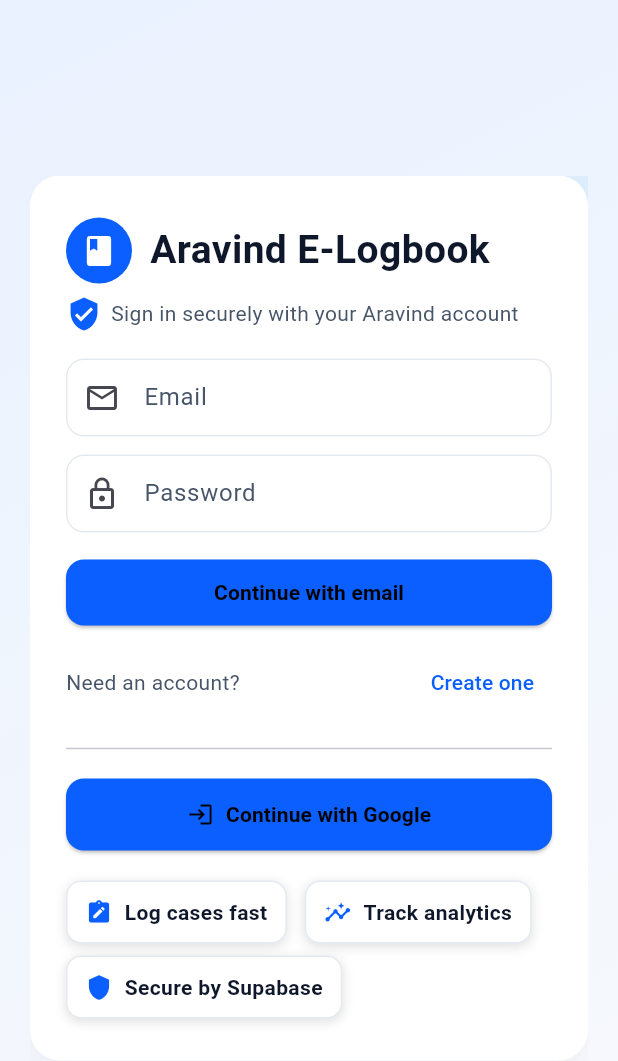
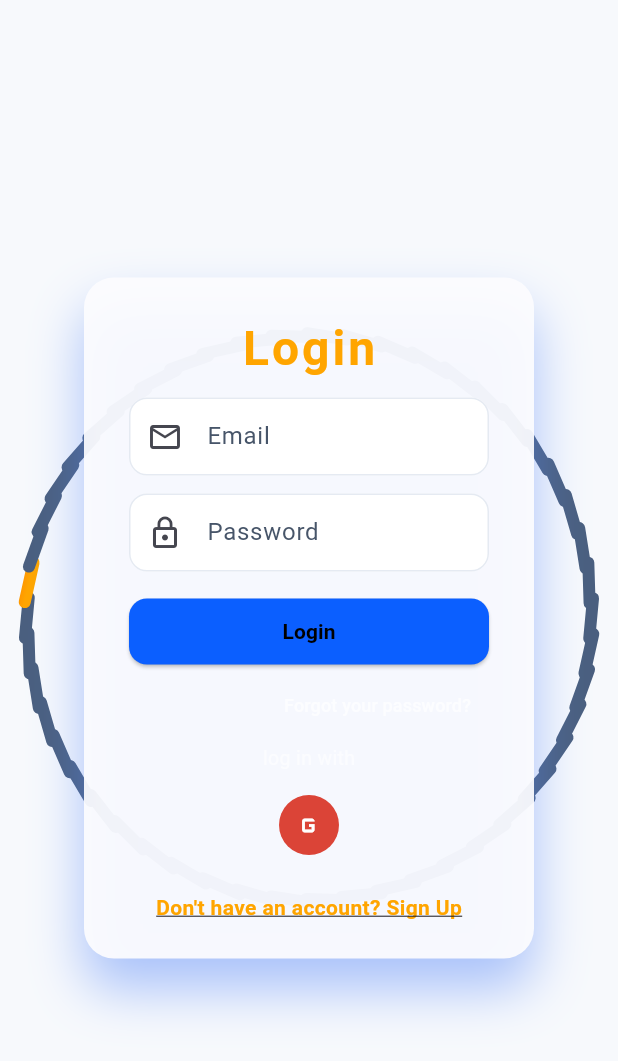
Before and after one commit to AdiCoder33/AECi, a Flutter app: the screen it shows after launch, on a phone screen of 412 x 824 dp. Shown: the top 1061 px of the screen. Run offline on Flutter 3.47's test engine with Material 3 defaults, Android fonts, the light colour scheme and no system bars; our stand-ins replace csv, flutter_riverpod, go_router, image_picker, retry, share_plus and 1 more; accounts and stored records are empty.

Commit message:
Refactor auth screen and fix DropdownButtonFormField usage
Redesigned the authentication screen with a new animated background and updated UI, including a custom splash screen. Replaced deprecated 'value' parameter with 'initialValue' in DropdownButtonFormField across multiple screens to ensure compatibility with newer Flutter versions. Minor code cleanups and UI improvements in teaching and logbook features.

```diff
--- a/lib/app/app.dart
+++ b/lib/app/app.dart
@@ -5,18 +5,42 @@
 import '../features/auth/application/auth_controller.dart';
 import 'router.dart';
 
-class App extends ConsumerWidget {
+class App extends ConsumerStatefulWidget {
   const App({super.key});
 
   @override
-  Widget build(BuildContext context, WidgetRef ref) {
+  ConsumerState<App> createState() => _AppState();
+}
+
+class _AppState extends ConsumerState<App> {
+  bool _showSplash = true;
+
+  @override
+  void initState() {
+    super.initState();
+    Future.delayed(const Duration(milliseconds: 2200), () {
+      setState(() {
+        _showSplash = false;
+      });
+    });
+  }
+
+  @override
+  Widget build(BuildContext context) {
     final authState = ref.watch(authControllerProvider);
+
+    if (_showSplash) {
+      return const MaterialApp(
+        debugShowCheckedModeBanner: false,
+        home: EyeSplashScreen(),
+      );
+    }
 
     if (!authState.initialized) {
       return MaterialApp(
         debugShowCheckedModeBanner: false,
         theme: AppTheme.light,
-        home: const _SplashScreen(),
+        home: const Scaffold(body: Center(child: CircularProgressIndicator())),
       );
     }
 
@@ -30,11 +54,79 @@
   }
 }
 
-class _SplashScreen extends StatelessWidget {
-  const _SplashScreen();
+class EyeSplashScreen extends StatefulWidget {
+  const EyeSplashScreen({super.key});
+
+  @override
+  State<EyeSplashScreen> createState() => _EyeSplashScreenState();
+}
+
+class _EyeSplashScreenState extends State<EyeSplashScreen> with SingleTickerProviderStateMixin {
+  late AnimationController _controller;
+  late Animation<double> _blinkAnim;
+
+  @override
+  void initState() {
+    super.initState();
+    _controller = AnimationController(vsync: this, duration: const Duration(milliseconds: 1200));
+    _blinkAnim = Tween<double>(begin: 1, end: 0.1).animate(
+      CurvedAnimation(parent: _controller, curve: const Interval(0.4, 0.6, curve: Curves.easeInOut)),
+    );
+    _controller.forward();
+  }
+
+  @override
+  void dispose() {
+    _controller.dispose();
+    super.dispose();
+  }
 
   @override
   Widget build(BuildContext context) {
-    return const Scaffold(body: Center(child: CircularProgressIndicator()));
+    return Scaffold(
+      backgroundColor: const Color(0xFF1e2a3a),
+      body: Center(
+        child: AnimatedBuilder(
+          animation: _controller,
+          builder: (context, child) {
+            return CustomPaint(
+              painter: _EyePainter(_blinkAnim.value),
+              size: const Size(180, 180),
+            );
+          },
+        ),
+      ),
+    );
   }
 }
+
+class _EyePainter extends CustomPainter {
+  final double blink;
+  _EyePainter(this.blink);
+
+  @override
+  void paint(Canvas canvas, Size size) {
+    final center = Offset(size.width / 2, size.height / 2);
+    final eyeRadius = size.width * 0.38;
+    final paint = Paint()
+      ..color = Colors.white
+      ..style = PaintingStyle.fill;
+    // Eye white
+    canvas.drawOval(
+      Rect.fromCenter(center: center, width: size.width * 0.8, height: size.height * blink * 0.8),
+      paint,
+    );
+    // Iris
+    paint.color = const Color(0xFF1e2a3a);
+    canvas.drawCircle(center, eyeRadius * 0.7, paint);
+    // Pupil
+    paint.color = Colors.blueGrey[900]!;
+    canvas.drawCircle(center, eyeRadius * 0.35, paint);
+    // Eye highlight
+    paint.color = Colors.white.withOpacity(0.7);
+    canvas.drawCircle(center.translate(-eyeRadius * 0.2, -eyeRadius * 0.2), eyeRadius * 0.13, paint);
+  }
+
+  @override
+  bool shouldRepaint(covariant _EyePainter oldDelegate) => oldDelegate.blink != blink;
+}
--- a/lib/app/router.dart
+++ b/lib/app/router.dart
@@ -98,11 +98,11 @@
           final authNotifier = ref.read(authControllerProvider.notifier);
           return _MainShell(
             location: state.matchedLocation,
-            child: child,
             name: profile?.name,
             designation: profile?.designation,
             centre: profile?.centre,
             onSignOut: authNotifier.signOut,
+            child: child,
           );
         },
         routes: [
--- a/lib/features/auth/presentation/auth_screen.dart
+++ b/lib/features/auth/presentation/auth_screen.dart
@@ -1,6 +1,7 @@
+
 import 'package:flutter/material.dart';
+import 'dart:math' as math;
 import 'package:flutter_riverpod/flutter_riverpod.dart';
-
 import '../application/auth_controller.dart';
 
 class AuthScreen extends ConsumerStatefulWidget {
@@ -34,80 +35,44 @@
     final state = ref.watch(authControllerProvider);
 
     return Scaffold(
-      body: Container(
-        decoration: const BoxDecoration(
-          gradient: LinearGradient(
-            colors: [Color(0xFFEAF2FF), Color(0xFFF7F9FC)],
-            begin: Alignment.topLeft,
-            end: Alignment.bottomRight,
-          ),
-        ),
-        child: SafeArea(
-          child: Center(
+      body: Stack(
+        children: [
+          // Animated circular bars background
+          const _AnimatedCircleBars(),
+          Center(
             child: SingleChildScrollView(
               padding: const EdgeInsets.all(20),
               child: ConstrainedBox(
-                constraints: const BoxConstraints(maxWidth: 520),
-                child: Stack(
-                  children: [
-                    Positioned(
-                      top: -30,
-                      right: -50,
+                constraints: const BoxConstraints(maxWidth: 300),
                 child: Container(
-                        width: 140,
-                        height: 140,
                   decoration: BoxDecoration(
-                          shape: BoxShape.circle,
-                          color: Colors.blue.withOpacity(0.08),
+                    color: const Color.fromARGB(238, 252, 252, 254),
+                    borderRadius: BorderRadius.circular(20),
+                    boxShadow: [
+                      BoxShadow(
+                        color: const Color.fromARGB(255, 91, 138, 247).withOpacity(0.5),
+                        blurRadius: 30,
+                        offset: const Offset(0, 20),
                       ),
+                    ],
                   ),
-                    ),
-                    Card(
-                      elevation: 10,
-                      shadowColor: Colors.black12,
-                      shape: RoundedRectangleBorder(
-                        borderRadius: BorderRadius.circular(20),
-                      ),
-                      child: Padding(
-                        padding: const EdgeInsets.symmetric(
-                          horizontal: 24,
-                          vertical: 28,
-                        ),
+                  padding: const EdgeInsets.symmetric(horizontal: 30, vertical: 24),
                   child: Column(
                     mainAxisSize: MainAxisSize.min,
                     crossAxisAlignment: CrossAxisAlignment.start,
                     children: [
-                            Row(
-                              children: const [
-                                CircleAvatar(
-                                  radius: 22,
-                                  backgroundColor: Color(0xFF0B5FFF),
-                                  child: Icon(Icons.book, color: Colors.white),
-                                ),
-                                SizedBox(width: 12),
-                                Text(
-                                  'Aravind E-Logbook',
-                                  style: TextStyle(
-                                    fontSize: 26,
-                                    fontWeight: FontWeight.w700,
+                      Center(
+                        child: Text(
+                          isCreatingAccount ? 'Register' : 'Login',
+                          style: const TextStyle(
+                            color: Color(0xFFFFA500),
+                            fontSize: 32,
+                            fontWeight: FontWeight.w600,
+                            letterSpacing: 2,
                           ),
                         ),
-                              ],
                       ),
-                            const SizedBox(height: 8),
-                            Row(
-                              children: const [
-                                Icon(Icons.verified_user, color: Color(0xFF0B5FFF)),
-                                SizedBox(width: 6),
-                                Expanded(
-                                  child: Text(
-                                    'Sign in securely with your Aravind account',
-                                    style: TextStyle(color: Color(0xFF475569)),
-                                  ),
-                                ),
-                              ],
-                            ),
-                            const SizedBox(height: 18),
+                      const SizedBox(height: 10),
                       if (state.errorMessage != null) ...[
                         _ErrorBanner(message: state.errorMessage!),
                         const SizedBox(height: 12),
@@ -116,50 +81,63 @@
                         emailController: emailController,
                         passwordController: passwordController,
                         isLoading: state.isLoading,
-                              primaryLabel: isCreatingAccount
-                                  ? 'Create account'
-                                  : 'Continue with email',
+                        primaryLabel: isCreatingAccount ? 'Sign Up' : 'Login',
                         onSubmit: () {
                           final email = emailController.text.trim();
                           final password = passwordController.text;
                           if (email.isEmpty || password.isEmpty) {
                             ScaffoldMessenger.of(context).showSnackBar(
                               const SnackBar(
-                                      content: Text(
-                                        'Please enter both email and password.',
-                                      ),
+                                content: Text('Please enter both email and password.'),
                               ),
                             );
                             return;
                           }
-                                final notifier = ref.read(
-                                  authControllerProvider.notifier,
-                                );
+                          final notifier = ref.read(authControllerProvider.notifier);
                           if (isCreatingAccount) {
-                                  notifier.signUpWithEmailPassword(
-                                    email: email,
-                                    password: password,
-                                  );
+                            notifier.signUpWithEmailPassword(email: email, password: password);
                           } else {
-                                  notifier.signInWithEmailPassword(
-                                    email: email,
-                                    password: password,
-                                  );
+                            notifier.signInWithEmailPassword(email: email, password: password);
                           }
                         },
                       ),
-                            const SizedBox(height: 12),
+                      const SizedBox(height: 1),
                       Row(
-                              mainAxisAlignment: MainAxisAlignment.spaceBetween,
+                        mainAxisAlignment: MainAxisAlignment.end,
                         children: [
-                                Text(
-                                  isCreatingAccount
-                                      ? 'Have an account?'
-                                      : 'Need an account?',
-                                  style: const TextStyle(color: Color(0xFF475569)),
+                          TextButton(
+                            onPressed: () {},
+                            child: const Text(
+                              'Forgot your password?',
+                              style: TextStyle(color: Colors.white70, fontSize: 12),
                             ),
-                                TextButton(
-                                  onPressed: state.isLoading
+                          ),
+                        ],
+                      ),
+                      const SizedBox(height: 1),
+                      // Removed duplicate Login button
+                      const SizedBox(height: 1),
+                      Center(
+                        child: Text(
+                          'log in with',
+                          style: TextStyle(color: Colors.white60, fontSize: 13),
+                        ),
+                      ),
+                      const SizedBox(height: 15),
+                      Row(
+                        mainAxisAlignment: MainAxisAlignment.center,
+                        children: [
+                          _SocialIcon(
+                            color: const Color(0xFFdb4437),
+                            icon: Icons.g_mobiledata,
+                            onTap: () => ref.read(authControllerProvider.notifier).signInWithGoogle(),
+                          ),
+                        ],
+                      ),
+                      const SizedBox(height: 25),
+                      Center(
+                        child: GestureDetector(
+                          onTap: state.isLoading
                               ? null
                               : () {
                                   setState(() {
@@ -167,26 +145,13 @@
                                   });
                                 },
                           child: Text(
-                                    isCreatingAccount ? 'Sign in' : 'Create one',
+                            isCreatingAccount ? 'Already have an account? Sign In' : "Don't have an account? Sign Up",
+                            style: const TextStyle(
+                              color: Color(0xFFFFA500),
+                              fontWeight: FontWeight.w600,
+                              fontSize: 14,
+                              decoration: TextDecoration.underline,
                             ),
-                                ),
-                              ],
-                            ),
-                            const SizedBox(height: 12),
-                            const Divider(),
-                            const SizedBox(height: 12),
-                            _GoogleButton(isLoading: state.isLoading),
-                            const SizedBox(height: 20),
-                            Wrap(
-                              spacing: 12,
-                              runSpacing: 8,
-                              children: const [
-                                _FeaturePill(icon: Icons.note_alt, label: 'Log cases fast'),
-                                _FeaturePill(icon: Icons.insights, label: 'Track analytics'),
-                                _FeaturePill(icon: Icons.shield, label: 'Secure by Supabase'),
-                              ],
-                            ),
-                          ],
                           ),
                         ),
                       ),
@@ -196,6 +161,114 @@
               ),
             ),
           ),
+        ],
+      ),
+    );
+  }
+}
+
+// Animated circular bars background widget
+class _AnimatedCircleBars extends StatefulWidget {
+  const _AnimatedCircleBars();
+
+  @override
+  State<_AnimatedCircleBars> createState() => _AnimatedCircleBarsState();
+}
+
+class _AnimatedCircleBarsState extends State<_AnimatedCircleBars> with SingleTickerProviderStateMixin {
+  late AnimationController _controller;
+  static const int numBars = 50;
+
+  @override
+  void initState() {
+    super.initState();
+    _controller = AnimationController(vsync: this, duration: const Duration(seconds: 20))..repeat();
+  }
+
+  @override
+  void dispose() {
+    _controller.dispose();
+    super.dispose();
+  }
+
+  @override
+  Widget build(BuildContext context) {
+    return Positioned.fill(
+      child: AnimatedBuilder(
+        animation: _controller,
+        builder: (context, child) {
+          return CustomPaint(
+            painter: _CircleBarsPainter(_controller.value),
+          );
+        },
+      ),
+    );
+  }
+}
+
+class _CircleBarsPainter extends CustomPainter {
+  final double progress;
+  static const int numBars = 50;
+  _CircleBarsPainter(this.progress);
+
+  @override
+  void paint(Canvas canvas, Size size) {
+    final center = Offset(size.width / 2, size.height / 2);
+    final radius = size.shortestSide / 2.2;
+    for (int i = 0; i < numBars; i++) {
+      final angle = (2 * math.pi * i / numBars) + (progress * 2 * math.pi);
+      final barLength = 35.0;
+      final barWidth = 8.0;
+      final isActive = i == (progress * numBars).floor() % numBars;
+      final paint = Paint()
+        ..style = PaintingStyle.fill
+        ..strokeCap = StrokeCap.round;
+      if (isActive) {
+        paint.shader = const LinearGradient(colors: [Color(0xFFFFA500), Color(0xFFFF8C00)])
+            .createShader(Rect.fromLTWH(0, 0, barWidth, barLength));
+      } else {
+        paint.color = const Color(0xFF4a5f7f);
+      }
+      final barCenter = Offset(
+        center.dx + radius * math.cos(angle),
+        center.dy + radius * math.sin(angle),
+      );
+      canvas.save();
+      canvas.translate(barCenter.dx, barCenter.dy);
+      canvas.rotate(angle);
+      canvas.drawRRect(
+        RRect.fromRectAndRadius(
+          Rect.fromCenter(center: Offset(0, -barLength / 2), width: barWidth, height: barLength),
+          const Radius.circular(4),
+        ),
+        paint,
+      );
+      canvas.restore();
+    }
+  }
+
+  @override
+  bool shouldRepaint(covariant _CircleBarsPainter oldDelegate) => oldDelegate.progress != progress;
+}
+
+class _SocialIcon extends StatelessWidget {
+  final Color color;
+  final IconData icon;
+  final VoidCallback? onTap;
+  const _SocialIcon({required this.color, required this.icon, this.onTap});
+
+  @override
+  Widget build(BuildContext context) {
+    return GestureDetector(
+      onTap: onTap,
+      child: Container(
+        width: 40,
+        height: 40,
+        decoration: BoxDecoration(
+          color: color,
+          shape: BoxShape.circle,
+        ),
+        child: Icon(icon, color: Colors.white, size: 22),
       ),
     );
   }
--- a/lib/features/clinical_cases/presentation/case_detail_screen.dart
+++ b/lib/features/clinical_cases/presentation/case_detail_screen.dart
@@ -152,7 +152,7 @@
           children: [
             const Text('Submit for assessment'),
             DropdownButtonFormField<String>(
-              value: _selectedConsultant,
+              initialValue: _selectedConsultant,
               items: const [],
               onChanged: (v) => setState(() => _selectedConsultant = v),
               decoration: const InputDecoration(labelText: 'Consultant'),
--- a/lib/features/clinical_cases/presentation/case_form_screen.dart
+++ b/lib/features/clinical_cases/presentation/case_form_screen.dart
@@ -31,7 +31,7 @@
   final _chief = TextEditingController();
   final _diagnosis = TextEditingController();
   final _keywords = TextEditingController();
-  DateTime _examDate = DateTime.now();
+  final DateTime _examDate = DateTime.now();
   String _gender = 'male';
   String _durationUnit = 'days';
   int _durationValue = 1;
@@ -67,7 +67,7 @@
                 children: [
                   Expanded(
                     child: DropdownButtonFormField<String>(
-                      value: _gender,
+                      initialValue: _gender,
                       items: const [
                         DropdownMenuItem(value: 'male', child: Text('Male')),
                         DropdownMenuItem(value: 'female', child: Text('Female')),
@@ -105,7 +105,7 @@
                   const SizedBox(width: 8),
                   Expanded(
                     child: DropdownButtonFormField<String>(
-                      value: _durationUnit,
+                      initialValue: _durationUnit,
                       items: const [
                         DropdownMenuItem(value: 'days', child: Text('Days')),
                         DropdownMenuItem(value: 'weeks', child: Text('Weeks')),
--- a/lib/features/logbook/presentation/entry_detail_screen.dart
+++ b/lib/features/logbook/presentation/entry_detail_screen.dart
@@ -522,7 +522,7 @@
           if (entry.qualityIssues.isNotEmpty) ...[
             const SizedBox(height: 8),
             const Text('Issues:', style: TextStyle(color: Colors.orangeAccent)),
-            ...entry.qualityIssues.map((i) => Text('- $i')).toList(),
+            ...entry.qualityIssues.map((i) => Text('- $i')),
           ] else
             const Text('No issues detected'),
         ],
--- a/lib/features/logbook/presentation/entry_form_screen.dart
+++ b/lib/features/logbook/presentation/entry_form_screen.dart
@@ -137,7 +137,7 @@
             crossAxisAlignment: CrossAxisAlignment.start,
             children: [
               DropdownButtonFormField<String>(
-                value: _moduleType,
+                initialValue: _moduleType,
                 decoration: const InputDecoration(labelText: 'Module'),
                 items: moduleTypes
                     .map(
--- a/lib/features/portfolio/presentation/publication_screens.dart
+++ b/lib/features/portfolio/presentation/publication_screens.dart
@@ -196,7 +196,7 @@
           child: Column(
             children: [
               DropdownButtonFormField<String>(
-                value: _type,
+                initialValue: _type,
                 decoration: const InputDecoration(labelText: 'Type'),
                 items: const [
                   DropdownMenuItem(
--- a/lib/features/portfolio/presentation/research_screens.dart
+++ b/lib/features/portfolio/presentation/research_screens.dart
@@ -216,7 +216,7 @@
               ValueListenableBuilder(
                 valueListenable: _status,
                 builder: (_, value, __) => DropdownButtonFormField<String>(
-                  value: value,
+                  initialValue: value,
                   decoration: const InputDecoration(labelText: 'Status'),
                   items: const [
                     DropdownMenuItem(value: 'Planned', child: Text('Planned')),
--- a/lib/features/review/presentation/review_detail_screen.dart
+++ b/lib/features/review/presentation/review_detail_screen.dart
@@ -42,7 +42,7 @@
               Text('Status: ${entry.status}'),
               const SizedBox(height: 20),
               DropdownButtonFormField<String>(
-                value: _decision,
+                initialValue: _decision,
                 items: const [
                   DropdownMenuItem(
                     value: 'approved',
--- a/lib/features/search/presentation/global_search_screen.dart
+++ b/lib/features/search/presentation/global_search_screen.dart
@@ -6,7 +6,6 @@
 import '../../logbook/domain/elog_entry.dart';
 import '../../logbook/presentation/widgets/entry_card.dart';
 import '../../clinical_cases/data/clinical_cases_repository.dart';
-import '../../clinical_cases/data/clinical_cases_repository.dart' show ClinicalCase;
 
 class GlobalSearchScreen extends ConsumerStatefulWidget {
   const GlobalSearchScreen({super.key});
--- a/lib/features/teaching/data/teaching_repository.dart
+++ b/lib/features/teaching/data/teaching_repository.dart
@@ -1,6 +1,5 @@
 import 'package:flutter_riverpod/flutter_riverpod.dart';
 import 'package:supabase_flutter/supabase_flutter.dart';
-import 'package:postgrest/postgrest.dart';
 
 import '../../../core/supabase_client.dart';
 import '../../logbook/domain/elog_entry.dart';
--- a/lib/features/teaching/presentation/teaching_list_screen.dart
+++ b/lib/features/teaching/presentation/teaching_list_screen.dart
@@ -79,7 +79,7 @@
                     itemCount: list.length,
                     separatorBuilder: (_, __) => const SizedBox(height: 10),
                     itemBuilder: (context, index) {
-                      final item = list[index] as TeachingItem;
+                      final item = list[index];
                       return ListTile(
                         tileColor: Theme.of(context).colorScheme.surface,
                         shape: RoundedRectangleBorder(
--- a/lib/features/teaching/proposal_screens.dart
+++ b/lib/features/teaching/proposal_screens.dart
@@ -79,7 +79,7 @@
                 maxLines: 3,
               ),
               DropdownButtonFormField<String>(
-                value: _scope,
+                initialValue: _scope,
                 items: const [
                   DropdownMenuItem(value: 'private', child: Text('Private')),
                   DropdownMenuItem(value: 'centre', child: Text('Centre')),
```
Lines whose indentation alone changed are shown as unchanged.
